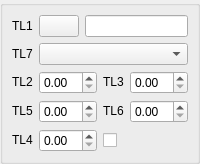
This is src/DlgRef/DlgRef_1Sel5Spin1Check_QTD.ui in SalomePlatform/geom as Qt 5 draws it before an edit. The edited form follows.
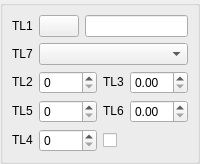
This is the edited form. Custom widgets are drawn as their Qt base class.

Commit message: Issue 0020580: improved validation in integer and double spin boxes, possibility to adjust input field precision through preferences

What changed in the file:
```diff
--- a/src/DlgRef/DlgRef_1Sel5Spin1Check_QTD.ui
+++ b/src/DlgRef/DlgRef_1Sel5Spin1Check_QTD.ui
@@ -96,9 +96,6 @@
           </property>
          </widget>
         </item>
-        <item row="0" column="1">
-         <widget class="SalomeApp_DoubleSpinBox" name="SpinBox1"/>
-        </item>
         <item row="0" column="2">
          <widget class="QLabel" name="TextLabel3">
           <property name="sizePolicy">
@@ -134,9 +131,6 @@
           </property>
          </widget>
         </item>
-        <item row="1" column="1">
-         <widget class="SalomeApp_DoubleSpinBox" name="SpinBox4"/>
-        </item>
         <item row="1" column="2">
          <widget class="QLabel" name="TextLabel6">
           <property name="sizePolicy">
@@ -172,9 +166,6 @@
           </property>
          </widget>
         </item>
-        <item row="2" column="1">
-         <widget class="SalomeApp_DoubleSpinBox" name="SpinBox3"/>
-        </item>
         <item row="2" column="2" colspan="2">
          <widget class="QCheckBox" name="CheckBox1">
           <property name="text">
@@ -182,6 +173,15 @@
           </property>
          </widget>
         </item>
+        <item row="0" column="1">
+         <widget class="SalomeApp_IntSpinBox" name="SpinBox1"/>
+        </item>
+        <item row="1" column="1">
+         <widget class="SalomeApp_IntSpinBox" name="SpinBox4"/>
+        </item>
+        <item row="2" column="1">
+         <widget class="SalomeApp_IntSpinBox" name="SpinBox3"/>
+        </item>
        </layout>
       </item>
      </layout>
@@ -195,6 +195,11 @@
    <extends>QDoubleSpinBox</extends>
    <header location="global">SalomeApp_DoubleSpinBox.h</header>
   </customwidget>
+  <customwidget>
+   <class>SalomeApp_IntSpinBox</class>
+   <extends>QSpinBox</extends>
+   <header location="global">SalomeApp_IntSpinBox.h</header>
+  </customwidget>
  </customwidgets>
  <tabstops>
   <tabstop>PushButton1</tabstop>
```
The commit also changes 44 other files.
